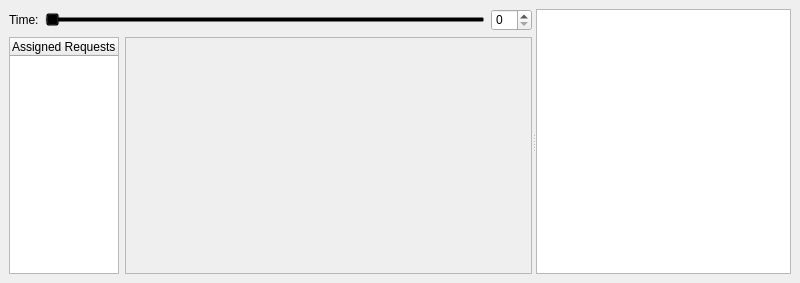
Qt form DCGUI/Windows/Vis.ui (DanielZorin/DataCenters) before a commit.
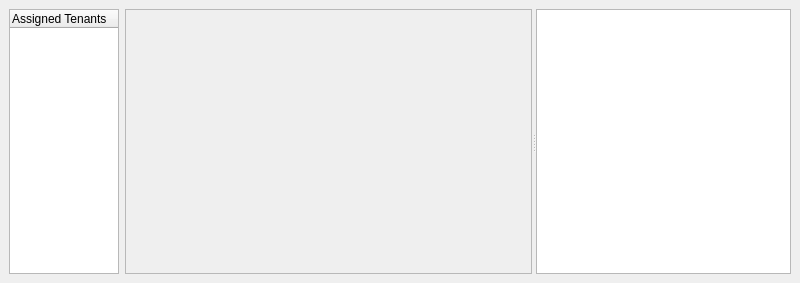
The same form after that commit. Icons and pictures are not drawn.

Patch:
```diff
--- a/DCGUI/Windows/Vis.ui
+++ b/DCGUI/Windows/Vis.ui
@@ -21,12 +21,12 @@
     <normaloff>:/pics/pics/line_chart.png</normaloff>:/pics/pics/line_chart.png</iconset>
   </property>
   <property name="styleSheet">
-   <string notr="true">QWidget, QMenuBar::item {
+   <string notr="true">QWidget, QMenuBar::item, QHeaderView::section {
 	background-color: qlineargradient(x1: 0, y1: 0, x2: 0, y2: 1,
-                                      stop: 0 #c5d8ef, stop: 1 #89a5c3);
+                                      stop: 0 #a0a0a0, stop: 1 #f0f0f0);
 }
 
-QLabel, QSlider {
+QLabel, QSlider, QCheckBox {
 	background-color: transparent;
 }</string>
   </property>
@@ -39,34 +39,6 @@
       </property>
       <widget class="QWidget" name="layoutWidget">
        <layout class="QVBoxLayout" name="verticalLayout">
-        <item>
-         <layout class="QHBoxLayout" name="horizontalLayout_4">
-          <item>
-           <widget class="QLabel" name="label">
-            <property name="text">
-             <string>Time:</string>
-            </property>
-           </widget>
-          </item>
-          <item>
-           <widget class="QSlider" name="timeSlider">
-            <property name="orientation">
-             <enum>Qt::Horizontal</enum>
-            </property>
-           </widget>
-          </item>
-          <item>
-           <widget class="QSpinBox" name="timeSpinBox">
-            <property name="minimum">
-             <number>0</number>
-            </property>
-            <property name="maximum">
-             <number>99</number>
-            </property>
-           </widget>
-          </item>
-         </layout>
-        </item>
         <item>
          <layout class="QHBoxLayout" name="horizontalLayout">
           <item>
@@ -88,7 +60,7 @@
             </property>
             <column>
              <property name="text">
-              <string>Assigned Requests</string>
+              <string>Assigned Tenants</string>
              </property>
             </column>
            </widget>
```
Left out of the diff: 32 changed lines with no effect on the pictures.
